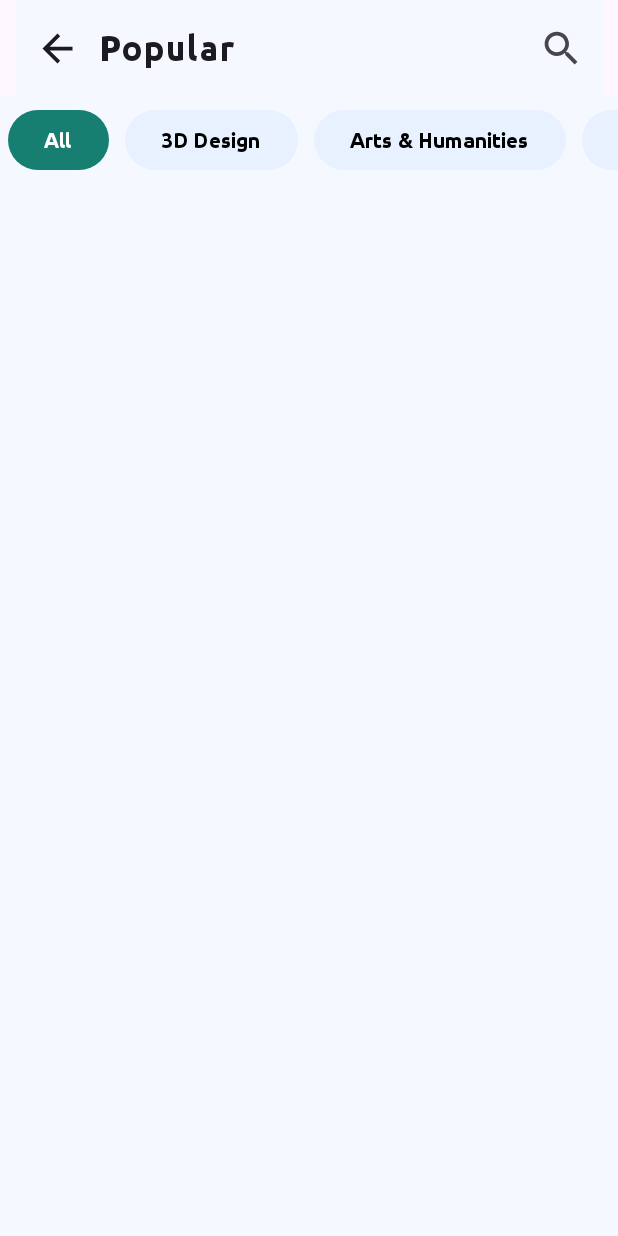
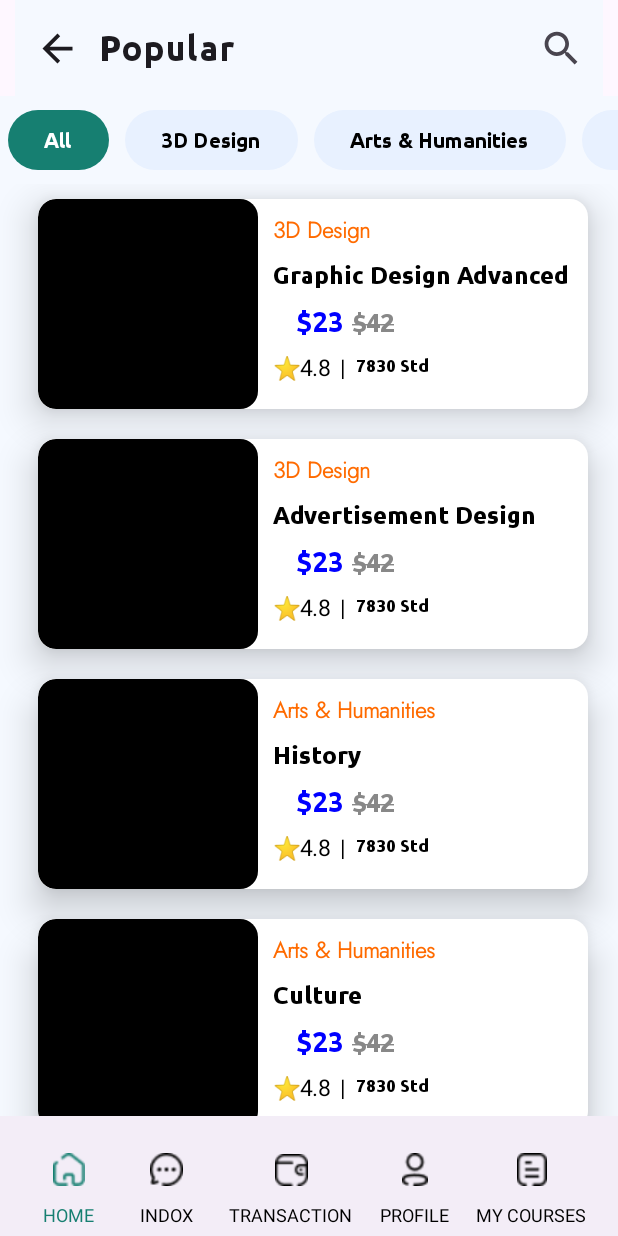
Before and after one commit to mahendra120/design_UI, an Android app built with Jetpack Compose: the screen it shows after launch (Polupar_Courses), on a phone screen of 412 x 824 dp. Run offline under Robolectric (Android 15) with nearby library versions, the phone set to English and light mode, and no system bars.

Commit message:
metorscreen_work

```diff
--- a/app/src/main/java/com/example/designui/MainActivity.kt
+++ b/app/src/main/java/com/example/designui/MainActivity.kt
@@ -58,6 +58,7 @@ import androidx.compose.ui.tooling.preview.Preview
 import androidx.compose.ui.unit.dp
 import androidx.compose.ui.unit.sp
 import com.bumptech.glide.integration.compose.ExperimentalGlideComposeApi
+import com.example.designui.Polupar_Courses
 import com.example.designui.ui.theme.Poppins
 
 class MainActivity : ComponentActivity() {
--- a/app/src/main/java/com/example/designui/Polupar_Courses.kt
+++ b/app/src/main/java/com/example/designui/Polupar_Courses.kt
@@ -4,19 +4,31 @@ import android.os.Bundle
 import androidx.activity.ComponentActivity
 import androidx.activity.compose.setContent
 import androidx.activity.enableEdgeToEdge
+import androidx.compose.foundation.Image
 import androidx.compose.foundation.background
+import androidx.compose.foundation.layout.Arrangement
 import androidx.compose.foundation.layout.Box
 import androidx.compose.foundation.layout.Column
+import androidx.compose.foundation.layout.Row
+import androidx.compose.foundation.layout.Spacer
 import androidx.compose.foundation.layout.fillMaxSize
+import androidx.compose.foundation.layout.fillMaxWidth
+import androidx.compose.foundation.layout.height
 import androidx.compose.foundation.layout.padding
 import androidx.compose.foundation.layout.size
+import androidx.compose.foundation.lazy.LazyColumn
 import androidx.compose.foundation.lazy.LazyRow
+import androidx.compose.foundation.lazy.items
 import androidx.compose.foundation.lazy.itemsIndexed
+import androidx.compose.foundation.shape.RoundedCornerShape
 import androidx.compose.material.icons.Icons
-import androidx.compose.material.icons.filled.ArrowBack
+import androidx.compose.material.icons.automirrored.filled.ArrowBack
 import androidx.compose.material.icons.filled.Search
+import androidx.compose.material3.BottomAppBar
 import androidx.compose.material3.Button
 import androidx.compose.material3.ButtonDefaults
+import androidx.compose.material3.Card
+import androidx.compose.material3.CardDefaults
 import androidx.compose.material3.ExperimentalMaterial3Api
 import androidx.compose.material3.Icon
 import androidx.compose.material3.IconButton
@@ -28,25 +40,71 @@ import androidx.compose.runtime.Composable
 import androidx.compose.runtime.getValue
 import androidx.compose.runtime.mutableStateOf
 import androidx.compose.runtime.setValue
+import androidx.compose.ui.Alignment
 import androidx.compose.ui.Modifier
 import androidx.compose.ui.graphics.Color
+import androidx.compose.ui.graphics.ColorFilter
+import androidx.compose.ui.res.painterResource
+import androidx.compose.ui.text.font.FontWeight
+import androidx.compose.ui.text.style.TextDecoration
 import androidx.compose.ui.tooling.preview.Preview
 import androidx.compose.ui.unit.dp
 import androidx.compose.ui.unit.sp
-import com.example.designui.ui.theme.DesignUITheme
 import com.example.designui.ui.theme.Poppins
 import com.example.designui.ui.theme.pain
 
+
+/*
+     IconButton(onClick = {}) {
+                    Image(
+                        painter = painterResource(R.drawable.group_55),
+                        modifier = Modifier.size(25.dp),
+                        contentDescription = null,  colorFilter = ColorFilter.tint(Color.Black)
+                    )
+                }
+                IconButton(onClick = {}) {
+                    Image(
+                        painter = painterResource(R.drawable.group_56),
+                        modifier = Modifier.size(25.dp),
+                        contentDescription = null
+                    )
+                }
+                IconButton(onClick = {}) {
+                    Image(
+                        painter = painterResource(R.drawable.group_57),
+                        modifier = Modifier.size(25.dp),
+                        contentDescription = null
+                    )
+                }
+                IconButton(onClick = {}) {
+                    Image(
+                        painter = painterResource(R.drawable.group_58),
+                        modifier = Modifier.size(25.dp),
+                        contentDescription = null
+                    )
+                }
+                IconButton(onClick = {}) {
+                    Image(
+                        painter = painterResource(R.drawable.group_59),
+                        modifier = Modifier.size(25.dp),
+                        contentDescription = null
+                    )
+                }
+ */
 class Polupar_Courses : ComponentActivity() {
     var selectedCategory by mutableStateOf("All")
     var selectedindex by mutableStateOf(0)
+    var selectedIndex by mutableStateOf(0)
     override fun onCreate(savedInstanceState: Bundle?) {
         super.onCreate(savedInstanceState)
         enableEdgeToEdge()
         setContent {
-            Scaffold(modifier = Modifier.fillMaxSize(), topBar = { Topbar() }) { innerPadding ->
+            Scaffold(
+                modifier = Modifier.Companion.fillMaxSize(),
+                topBar = { Topbar() },
+                bottomBar = { BottomBar() }) { innerPadding ->
                 Box(
-                    modifier = Modifier
+                    modifier = Modifier.Companion
                         .fillMaxSize()
                         .padding(innerPadding)
                         .background(Color(245, 249, 255))
@@ -62,20 +120,15 @@ class Polupar_Courses : ComponentActivity() {
     @Preview(showBackground = true)
     fun UI() {
         data class CourseCategory(
-            val name: String,
-            val items: List<String>
+            val name: String, val items: List<String>
         )
 
         data class DisplayItem(
-            val category: String,
-            val item: String
+            val category: String, val item: String
         )
 
         val allList = listOf(
-            CourseCategory(
-                "3D Design",
-                listOf("Graphic Design Advanced", "Advertisement Design")
-            ),
+            CourseCategory("3D Design", listOf("Graphic Design Advanced", "Advertisement Design")),
             CourseCategory("Arts & Humanities", listOf("History", "Culture", "Economics")),
             CourseCategory(
                 "Graphic Design",
@@ -89,13 +142,11 @@ class Polupar_Courses : ComponentActivity() {
                 }
             }
         } else {
-            allList.first { it.name == selectedCategory }
-                .items
-                .map { itemName ->
-                    DisplayItem(selectedCategory, itemName)
-                }
+            allList.first { it.name == selectedCategory }.items.map { itemName ->
+                DisplayItem(selectedCategory, itemName)
+            }
         }
-        Column(modifier = Modifier.fillMaxSize()) {
+        Column(modifier = Modifier.Companion.fillMaxSize()) {
             LazyRow {
                 itemsIndexed(
                     listOf(
@@ -107,7 +158,7 @@ class Polupar_Courses : ComponentActivity() {
                             selectedCategory = category
                             selectedindex = index
                         },
-                        modifier = Modifier.padding(5.dp),
+                        modifier = Modifier.Companion.padding(5.dp),
                         colors = ButtonDefaults.buttonColors(
                             if (selectedindex == index) Color(
                                 22, 127, 113
@@ -122,12 +173,152 @@ class Polupar_Courses : ComponentActivity() {
                             fontSize = 14.sp,
                             color = if (selectedindex == index) Color(
                                 255, 255, 255
-                            ) else Color.Black
+                            ) else Color.Companion.Black
                         )
                     }
                 }
             }
+            LazyColumn(
+                modifier = Modifier.Companion
+                    .fillMaxSize()
+                    .padding(start = 5.dp)
+            ) {
+                items(showList) {
+                    val items = it
+                    Card(
+                        onClick = {},
+                        modifier = Modifier.Companion
+                            .fillMaxWidth()
+                            .height(160.dp)
+                            .padding(horizontal = 20.dp, vertical = 10.dp),
+                        shape = RoundedCornerShape(12.dp),
+                        elevation = CardDefaults.cardElevation(15.dp),
+                        colors = CardDefaults.cardColors(containerColor = Color.Companion.White)
+                    ) {
+                        Row(modifier = Modifier.Companion.fillMaxSize()) {
+                            Box(
+                                modifier = Modifier.Companion.weight(.4f)
+                            ) {
+                                Card(
+                                    modifier = Modifier.Companion.fillMaxSize(),
+                                    colors = CardDefaults.cardColors(
+                                        containerColor = Color(0, 0, 0)
+                                    )
+                                ) {
 
+                                }
+                            }
+                            Box(modifier = Modifier.Companion.weight(.6f)) {
+                                Column(
+                                    modifier = Modifier.Companion
+                                        .fillMaxSize()
+                                        .padding(10.dp)
+                                ) {
+                                    Text(
+                                        text = items.category,
+                                        fontWeight = FontWeight.Companion.Bold,
+                                        fontFamily = pain,
+                                        fontSize = 15.sp,
+                                        color = Color(255, 107, 0)
+                                    )
+                                    Spacer(modifier = Modifier.Companion.padding(5.dp))
+                                    Text(
+                                        text = items.item,
+                                        fontFamily = Poppins,
+                                        fontSize = 16.sp,
+                                        color = Color.Companion.Black
+                                    )
+                                    Spacer(modifier = Modifier.Companion.padding(5.dp))
+                                    Row(
+                                        modifier = Modifier.Companion
+                                            .fillMaxWidth()
+                                            .padding(start = 15.dp),
+                                        verticalAlignment = Alignment.Companion.CenterVertically
+                                    ) {
+                                        Text(
+                                            "$23",
+                                            fontSize = 19.sp,
+                                            color = Color.Companion.Blue,
+                                            fontWeight = FontWeight.Companion.ExtraBold,
+                                            fontFamily = Poppins,
+                                            modifier = Modifier.Companion.padding(end = 5.dp)
+                                        )
+                                        Text(
+                                            "$42",
+                                            fontSize = 17.sp,
+                                            color = Color.Companion.Gray,
+                                            fontWeight = FontWeight.Companion.ExtraBold,
+                                            fontFamily = Poppins,
+                                            textDecoration = TextDecoration.Companion.LineThrough,
+                                            modifier = Modifier.Companion.padding(top = 1.dp)
+                                        )
+                                    }
+                                    Spacer(modifier = Modifier.Companion.padding(6.dp))
+                                    Row {
+                                        Text(
+                                            "⭐4.8  |  ",
+                                            fontSize = 15.sp,
+                                            color = Color.Companion.Black
+                                        )
+                                        Text(
+                                            "7830 Std",
+                                            fontFamily = Poppins,
+                                            fontSize = 12.sp,
+                                            color = Color(0, 0, 0)
+                                        )
+                                    }
+                                }
+                            }
+                        }
+                    }
+                }
+            }
+        }
+    }
+
+    val image = listOf(
+        "HOME" to R.drawable.group_55,
+        "INDOX" to R.drawable.group_56,
+        "TRANSACTION" to R.drawable.group_57,
+        "PROFILE" to R.drawable.group_58,
+        "MY COURSES" to R.drawable.group_59
+    )
+
+
+    @Composable
+    fun BottomBar() {
+        BottomAppBar {
+            Row(
+                modifier = Modifier.Companion.fillMaxSize(),
+                horizontalArrangement = Arrangement.SpaceEvenly,
+                verticalAlignment = Alignment.Companion.CenterVertically
+            ) {
+                image.forEachIndexed { index, items ->
+                    val name = items.first
+                    val image = items.second
+                    val isSelected = index == selectedIndex
+                    val imagecolor = if (isSelected) Color(22, 127, 113) else Color(0, 0, 0)
+                    val textColor = if (isSelected) Color(22, 127, 113) else Color(0, 0, 0)
+                    Column(
+                        modifier = Modifier.Companion,
+                        verticalArrangement = Arrangement.SpaceEvenly,
+                        horizontalAlignment = Alignment.Companion.CenterHorizontally
+                    ) {
+                        IconButton(onClick = {
+                            selectedIndex = index
+
+                        }) {
+                            Image(
+                                painter = painterResource(image),
+                                contentDescription = null,
+                                colorFilter = ColorFilter.Companion.tint(imagecolor),
+                                modifier = Modifier.Companion.size(22.dp)
+                            )
+                        }
+                        Text("$name", fontSize = 12.sp, color = textColor)
+                    }
+                }
+            }
         }
     }
 
@@ -135,26 +326,26 @@ class Polupar_Courses : ComponentActivity() {
     @Composable
     fun Topbar() {
         TopAppBar(
-            modifier = Modifier.padding(start = 10.dp, end = 10.dp),
+            modifier = Modifier.Companion.padding(start = 10.dp, end = 10.dp),
             colors = TopAppBarDefaults.topAppBarColors(containerColor = Color(245, 249, 255)),
             title = { Text("Popular ", fontFamily = Poppins, fontSize = 24.sp) },
             navigationIcon = {
                 IconButton(onClick = { finish() }) {
                     Icon(
-                        Icons.Default.ArrowBack,
-                        contentDescription = null, modifier = Modifier.size(30.dp)
+                        Icons.AutoMirrored.Filled.ArrowBack,
+                        contentDescription = null,
+                        modifier = Modifier.Companion.size(30.dp)
                     )
                 }
             },
             actions = {
-                IconButton(onClick = {})
-                {
+                IconButton(onClick = {}) {
                     Icon(
                         Icons.Default.Search,
-                        contentDescription = null, modifier = Modifier.size(30.dp)
+                        contentDescription = null,
+                        modifier = Modifier.Companion.size(30.dp)
                     )
                 }
-            }
-        )
+            })
     }
 }
--- a/app/src/main/res/values/strings.xml
+++ b/app/src/main/res/values/strings.xml
@@ -7,4 +7,5 @@
     <string name="title_activity_user_login_page">UserLoginPage</string>
     <string name="title_activity_categories">Categories</string>
     <string name="title_activity_polupar_courses">Polupar_Courses</string>
+    <string name="title_activity_mentors_screen">MentorsScreen</string>
 </resources>
```
Also changed, not shown: app/src/main/AndroidManifest.xml (+8 -3 lines), app/src/main/java/com/example/designui/MentorsScreen.kt (added, +47 -0 lines), app/src/main/res/drawable/group_55.png (added), app/src/main/res/drawable/group_56.png (added), app/src/main/res/drawable/group_57.png (added), app/src/main/res/drawable/group_58.png (added), app/src/main/res/drawable/group_59.png (added).
